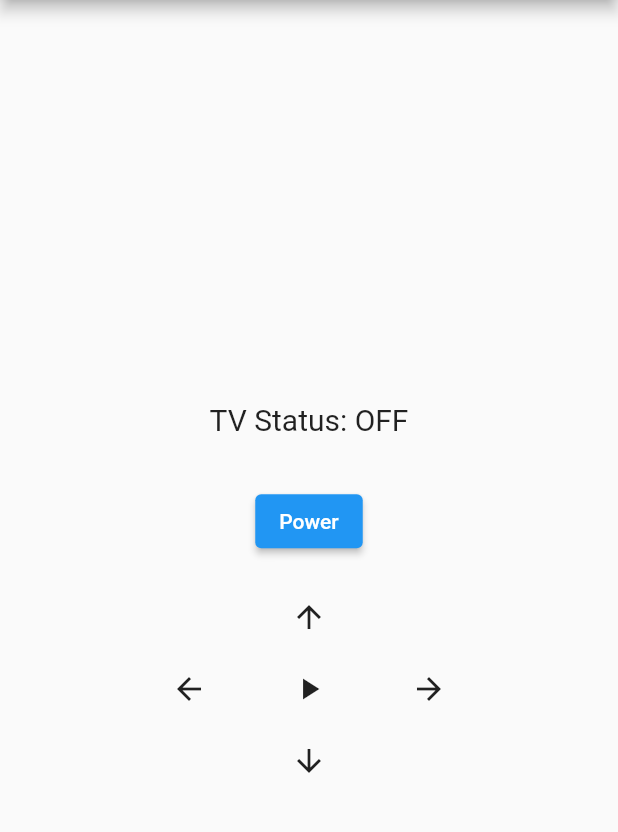
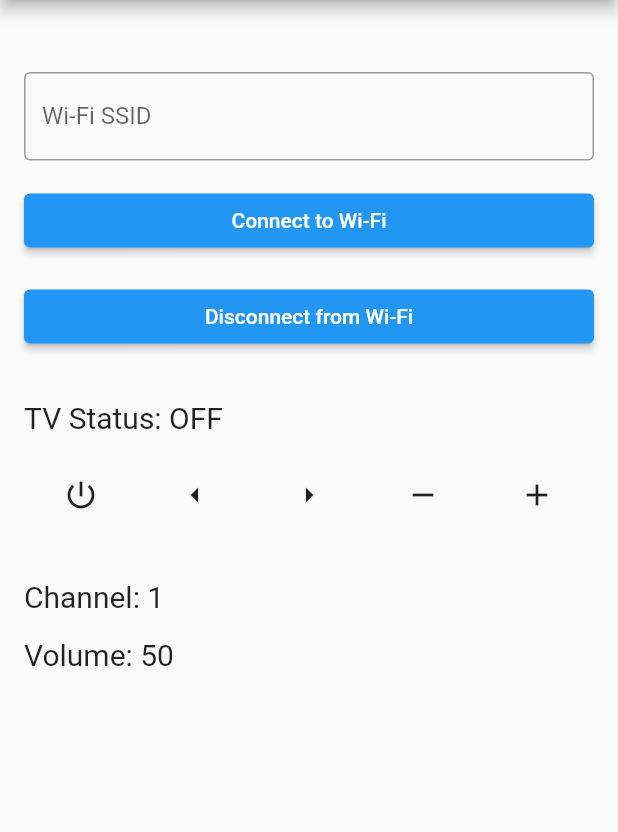
Before and after one commit to 4lexRossi/flutter_remote_control, a Flutter app: the screen it shows after launch, on a phone screen of 412 x 824 dp, the part 84-916 px from its top. Run offline on Flutter 3.47's test engine with Material 2 defaults, Android fonts, the phone set to English and light mode, and no system bars; missing offline and left inert: wifi_iot.

Commit message:
feature add wifi connection

```diff
--- a/lib/RemoteControl.dart
+++ b/lib/RemoteControl.dart
@@ -1,96 +1,132 @@
 import 'package:flutter/material.dart';
+import 'package:flutter/services.dart';
+import 'package:wifi_iot/wifi_iot.dart';
 
-import 'Tv.dart';
+import 'tv.dart';
 
-class RemoteControlPage extends StatefulWidget {
+class RemoteControl extends StatefulWidget {
   @override
-  _RemoteControlPageState createState() => _RemoteControlPageState();
+  _RemoteControlState createState() => _RemoteControlState();
 }
 
-class _RemoteControlPageState extends State<RemoteControlPage> {
-  Tv tv = Tv();
+class _RemoteControlState extends State<RemoteControl> {
+  final _textController = TextEditingController();
+  final _tv = Tv();
+  bool _isConnected = false;
+
+  Future<void> _connectToWifi() async {
+    String ssid = _textController.text;
+    String password = '0859132103374564';
+    bool isConnected;
+
+    try {
+      await WiFiForIoTPlugin.connect(ssid, password: password);
+      isConnected = true;
+    } catch (e) {
+      isConnected = false;
+    }
+
+    setState(() {
+      _isConnected = isConnected;
+    });
+  }
+
+  void _disconnectFromWifi() {
+    WiFiForIoTPlugin.disconnect();
+    setState(() {
+      _isConnected = false;
+    });
+  }
 
   @override
   Widget build(BuildContext context) {
     return Scaffold(
       appBar: AppBar(
-        title: const Text('Remote Control'),
+        title: Text('Remote Control'),
       ),
-      body: Center(
+      body: Padding(
+        padding: const EdgeInsets.all(16.0),
         child: Column(
-          mainAxisAlignment: MainAxisAlignment.center,
+          crossAxisAlignment: CrossAxisAlignment.stretch,
           children: [
-            const SizedBox(height: 32.0),
+            SizedBox(height: 32.0),
+            TextField(
+              controller: _textController,
+              decoration: InputDecoration(
+                border: OutlineInputBorder(),
+                labelText: 'Wi-Fi SSID',
+              ),
+            ),
+            SizedBox(height: 16.0),
+            ElevatedButton(
+              onPressed: _connectToWifi,
+              child: Text('Connect to Wi-Fi'),
+            ),
+            SizedBox(height: 16.0),
+            ElevatedButton(
+              onPressed: _disconnectFromWifi,
+              child: Text('Disconnect from Wi-Fi'),
+            ),
+            SizedBox(height: 32.0),
             Text(
-              'TV Status: ${tv.status}',
+              'TV Status: ${_tv.status}',
               style: TextStyle(fontSize: 20.0),
             ),
-            const SizedBox(height: 32.0),
-            ElevatedButton(
-              child: const Text('Power'),
-              onPressed: () {
-                setState(() {
-                  tv.power();
-                });
-              },
-            ),
-            const SizedBox(height: 16.0),
+            SizedBox(height: 16.0),
             Row(
-              mainAxisAlignment: MainAxisAlignment.center,
+              mainAxisAlignment: MainAxisAlignment.spaceAround,
               children: [
                 IconButton(
-                  icon: const Icon(Icons.arrow_upward),
                   onPressed: () {
                     setState(() {
-                      tv.volumeUp();
+                      _tv.power();
                     });
                   },
+                  icon: Icon(Icons.power_settings_new),
+                ),
+                IconButton(
+                  onPressed: () {
+                    setState(() {
+                      _tv.channelDown();
+                    });
+                  },
+                  icon: Icon(Icons.arrow_left),
+                ),
+                IconButton(
+                  onPressed: () {
+                    setState(() {
+                      _tv.channelUp();
+                    });
+                  },
+                  icon: Icon(Icons.arrow_right),
+                ),
+                IconButton(
+                  onPressed: () {
+                    setState(() {
+                      _tv.volumeDown();
+                    });
+                  },
+                  icon: Icon(Icons.remove),
+                ),
+                IconButton(
+                  onPressed: () {
+                    setState(() {
+                      _tv.volumeUp();
+                    });
+                  },
+                  icon: Icon(Icons.add),
                 ),
               ],
             ),
-            Row(
-              mainAxisAlignment: MainAxisAlignment.center,
-              children: [
-                IconButton(
-                  icon: const Icon(Icons.arrow_back),
-                  onPressed: () {
-                    setState(() {
-                      tv.channelDown();
-                    });
-                  },
-                ),
-                const SizedBox(width: 32.0),
-                IconButton(
-                  icon: const Icon(Icons.play_arrow),
-                  onPressed: () {
-                    setState(() {
-                      tv.play();
-                    });
-                  },
-                ),
-                const SizedBox(width: 32.0),
-                IconButton(
-                  icon: const Icon(Icons.arrow_forward),
-                  onPressed: () {
-                    setState(() {
-                      tv.channelUp();
-                    });
-                  },
-                ),
-              ],
+            SizedBox(height: 32.0),
+            Text(
+              'Channel: ${_tv.channel}',
+              style: TextStyle(fontSize: 20.0),
             ),
-            Row(
-              mainAxisAlignment: MainAxisAlignment.center,
-              children: [
-                IconButton(
-                  icon: const Icon(Icons.arrow_downward),
-                  onPressed: () {
-                    setState(() {
-                      tv.volumeDown();
-                    });
-                  },
-                ),
-              ],
+            SizedBox(height: 16.0),
+            Text(
+              'Volume: ${_tv.volume}',
+              style: TextStyle(fontSize: 20.0),
             ),
           ],
         ),
--- a/lib/Tv.dart
+++ b/lib/Tv.dart
@@ -1,12 +1,9 @@
-import 'dart:async';
+import 'package:flutter/material.dart';
 
 class Tv {
   bool _power = false;
   int _channel = 1;
   int _volume = 50;
-  StreamController<String> _streamController = StreamController();
-
-  Stream<String> get stream => _streamController.stream;
 
   String get status => _power ? 'ON' : 'OFF';
   int get channel => _channel;
@@ -14,66 +11,65 @@ class Tv {
 
   void power() {
     _power = !_power;
-    _streamController.add('power');
   }
 
   void channelUp() {
     if (_power) {
       _channel++;
-      _streamController.add('channel_up');
     }
   }
 
   void channelDown() {
     if (_power) {
       _channel--;
-      _streamController.add('channel_down');
     }
   }
 
   void volumeUp() {
     if (_power && _volume < 100) {
       _volume++;
-      _streamController.add('volume_up');
     }
   }
 
   void volumeDown() {
     if (_power && _volume > 0) {
       _volume--;
-      _streamController.add('volume_down');
     }
   }
 
   void play() {
     if (_power) {
       // TODO: send play command over Bluetooth
-      _streamController.add('play');
     }
   }
 
   void pause() {
     if (_power) {
       // TODO: send pause command over Bluetooth
-      _streamController.add('pause');
     }
   }
 
-  void stop() {
+  void rewind() {
     if (_power) {
-      // TODO: send stop command over Bluetooth
-      _streamController.add('stop');
+      // TODO: send rewind command over Bluetooth
     }
   }
 
-  void mute() {
+  void fastForward() {
     if (_power) {
-      // TODO: send mute command over Bluetooth
-      _streamController.add('mute');
+      // TODO: send fast forward command over Bluetooth
     }
   }
 
-  void dispose() {
-    _streamController.close();
+  void setChannel(int channel) {
+    if (_power) {
+      _channel = channel;
+    }
+  }
+
+  void setVolume(int volume) {
+    if (_power) {
+      _volume = volume;
+    }
   }
 }
--- a/lib/main.dart
+++ b/lib/main.dart
@@ -1,11 +1,8 @@
 import 'package:flutter/material.dart';
-import 'package:flutter/services.dart';
 
 import 'RemoteControl.dart';
 
 void main() {
-  SystemChrome.setSystemUIOverlayStyle(
-      SystemUiOverlayStyle(statusBarColor: Colors.transparent));
   runApp(MyApp());
 }
 
@@ -13,12 +10,11 @@ class MyApp extends StatelessWidget {
   @override
   Widget build(BuildContext context) {
     return MaterialApp(
-      debugShowCheckedModeBanner: false,
       title: 'Remote Control',
       theme: ThemeData(
         primarySwatch: Colors.blue,
       ),
-      home: RemoteControlPage(),
+      home: RemoteControl(),
     );
   }
 }
--- a/pubspec.yaml
+++ b/pubspec.yaml
@@ -38,6 +38,7 @@ dependencies:
   # The following adds the Cupertino Icons font to your application.
   # Use with the CupertinoIcons class for iOS style icons.
   cupertino_icons: ^1.0.2
+  wifi_iot: ^0.3.18
 
 dev_dependencies:
   flutter_test:
```
Also changed, not shown: pubspec.lock, 1 other file.
